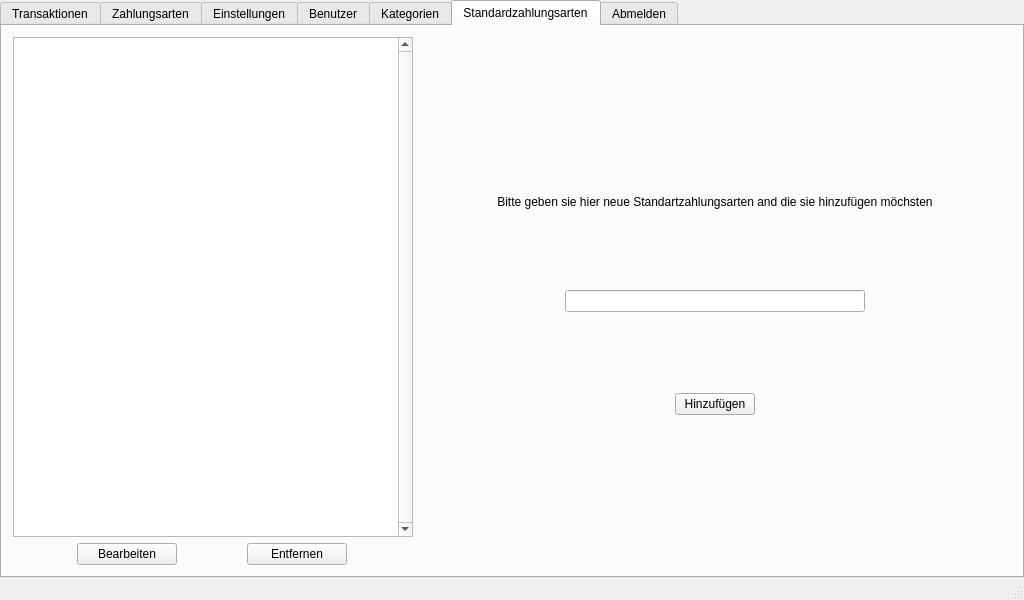
This is userwindow.ui in Tandaradei/haushalt as Qt 5 draws it before an edit. The edited form follows.
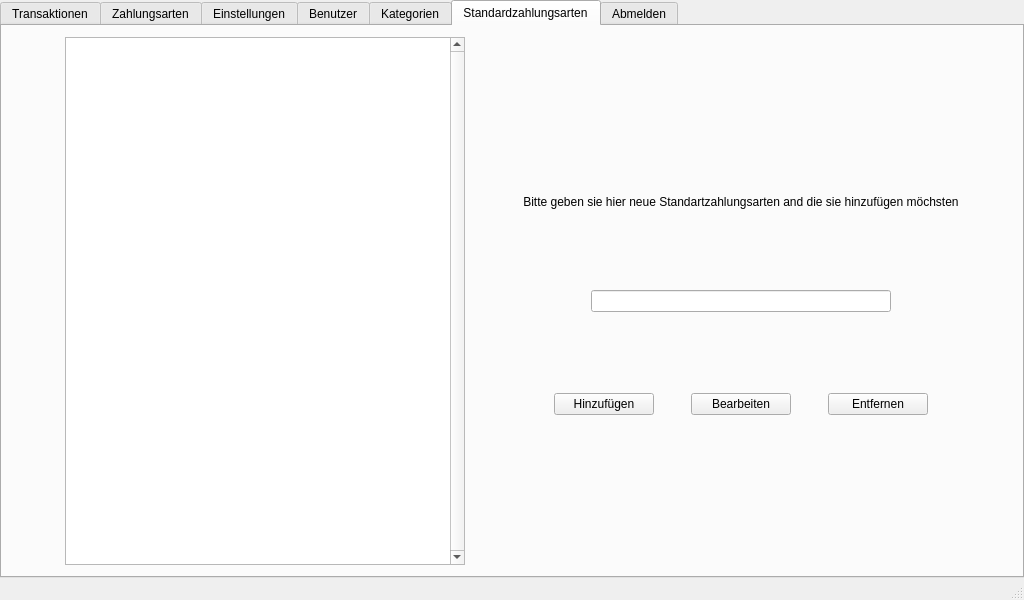
This is the edited form. The open tabs and pages were chosen to show the change. Icons and pictures are not drawn.

Commit message: changed standartzahlungsarten apearance

What changed in the file:
```diff
--- a/userwindow.ui
+++ b/userwindow.ui
@@ -1429,34 +1429,7 @@
                  </widget>
                 </item>
                 <item row="1" column="0">
-                 <layout class="QGridLayout" name="gridLayout_8">
-                  <item row="0" column="0">
-                   <widget class="QPushButton" name="stanpaychangeButton">
-                    <property name="maximumSize">
-                     <size>
-                      <width>100</width>
-                      <height>16777215</height>
-                     </size>
-                    </property>
-                    <property name="text">
-                     <string>Bearbeiten</string>
-                    </property>
-                   </widget>
-                  </item>
-                  <item row="0" column="1">
-                   <widget class="QPushButton" name="stanpaydelButton">
-                    <property name="maximumSize">
-                     <size>
-                      <width>100</width>
-                      <height>16777215</height>
-                     </size>
-                    </property>
-                    <property name="text">
-                     <string>Entfernen</string>
-                    </property>
-                   </widget>
-                  </item>
-                 </layout>
+                 <layout class="QGridLayout" name="gridLayout_8"/>
                 </item>
                </layout>
               </item>
@@ -1478,19 +1451,6 @@
                   </property>
                  </widget>
                 </item>
-                <item row="2" column="0" alignment="Qt::AlignHCenter|Qt::AlignTop">
-                 <widget class="QPushButton" name="stanpayaddButton">
-                  <property name="maximumSize">
-                   <size>
-                    <width>100</width>
-                    <height>16777215</height>
-                   </size>
-                  </property>
-                  <property name="text">
-                   <string>Hinzufügen</string>
-                  </property>
-                 </widget>
-                </item>
                 <item row="0" column="0" alignment="Qt::AlignBottom">
                  <widget class="QLabel" name="stanpayaddLabel">
                   <property name="maximumSize">
@@ -1507,6 +1467,49 @@
                   </property>
                  </widget>
                 </item>
+                <item row="2" column="0">
+                 <layout class="QHBoxLayout" name="horizontalLayout_7">
+                  <item alignment="Qt::AlignTop">
+                   <widget class="QPushButton" name="stanpayaddButton">
+                    <property name="maximumSize">
+                     <size>
+                      <width>100</width>
+                      <height>16777215</height>
+                     </size>
+                    </property>
+                    <property name="text">
+                     <string>Hinzufügen</string>
+                    </property>
+                   </widget>
+                  </item>
+                  <item alignment="Qt::AlignTop">
+                   <widget class="QPushButton" name="stanpaychangeButton">
+                    <property name="maximumSize">
+                     <size>
+                      <width>100</width>
+                      <height>16777215</height>
+                     </size>
+                    </property>
+                    <property name="text">
+                     <string>Bearbeiten</string>
+                    </property>
+                   </widget>
+                  </item>
+                  <item alignment="Qt::AlignTop">
+                   <widget class="QPushButton" name="stanpaydelButton">
+                    <property name="maximumSize">
+                     <size>
+                      <width>100</width>
+                      <height>16777215</height>
+                     </size>
+                    </property>
+                    <property name="text">
+                     <string>Entfernen</string>
+                    </property>
+                   </widget>
+                  </item>
+                 </layout>
+                </item>
                </layout>
               </item>
              </layout>
```
Left out of the diff: 4 changed lines with no effect on the pictures. The commit also changes 2 other files.
